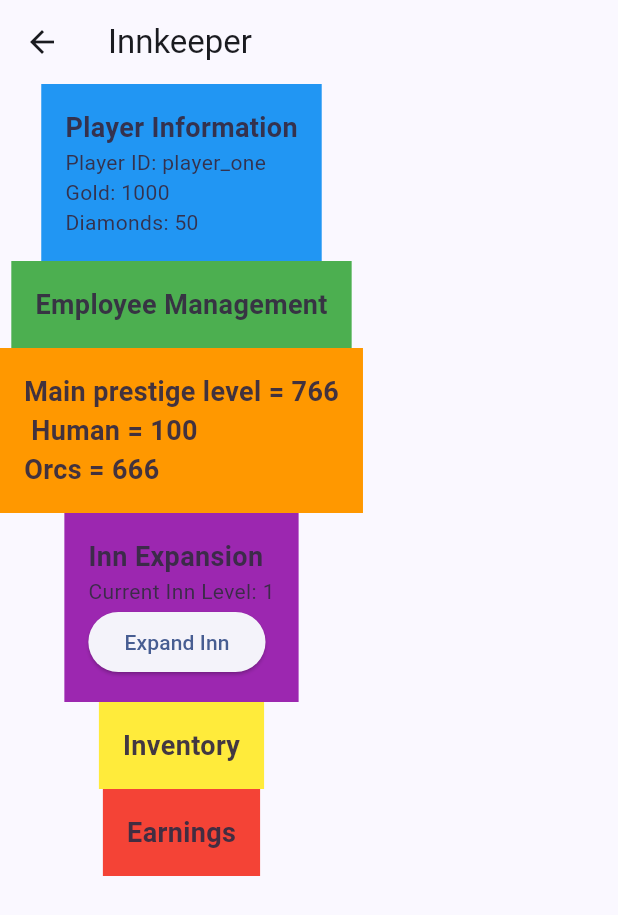
After one commit to ihashand/Idle_Tavern_Rpg, a Flutter app: the InnkeeperScreen screen opened directly, on a phone screen of 412 x 824 dp. The commit adds this screen. Shown: the top 915 px of the screen. Run offline on Flutter 3.47's test engine with Material 2 defaults, Android fonts, the phone set to English and light mode, and no system bars; our stand-ins replace audioplayers, easy_localization, firebase_core, go_router, google_mobile_ads, in_app_purchase and 1 more; missing offline and left inert: games_services; accounts and stored records are empty.

Commit message:
Ui_inkeeper (#15)
User interface for the innkeeper. This is a general outline of the innkeeper or our player. It is needed to design individual modules, such as task handling.
Classes created:
- employee
- item (as a single item, I haven't done support for many yet)
- main_prestige_level
- prestige_level
- player

```diff
--- /dev/null
+++ b/lib/src/playable_screens/innkeeper_screen.dart
@@ -0,0 +1,193 @@
+import 'package:flutter/material.dart';
+import 'package:game_template/src/temporary_database/tavern/tavern_models/employee.dart';
+import 'package:game_template/src/temporary_database/tavern/tavern_data/employees_data.dart';
+import 'package:game_template/src/temporary_database/tavern/tavern_data/inventory_data.dart';
+import 'package:game_template/src/temporary_database/tavern/tavern_models/item.dart';
+import 'package:game_template/src/temporary_database/tavern/tavern_models/main_prestige_level.dart';
+import 'package:game_template/src/temporary_database/tavern/tavern_data/main_prestige_level_data.dart';
+import 'package:game_template/src/temporary_database/tavern/tavern_models/player.dart';
+import 'package:game_template/src/temporary_database/tavern/tavern_data/player_one_data.dart';
+
+class InnkeeperScreen extends StatefulWidget {
+  const InnkeeperScreen({super.key});
+
+  @override
+  _InnkeeperState createState() => _InnkeeperState();
+}
+
+//Temporary data, ill move it aft workint /patrys
+Map<String, int> earnings = {'Quests': 200, 'Tavern Sales': 300};
+int innLevel = 1;
+
+class _InnkeeperState extends State<InnkeeperScreen> {
+  @override
+  Widget build(BuildContext context) {
+    return Scaffold(
+      appBar: AppBar(
+        title: Text('Innkeeper'),
+      ),
+      body: SingleChildScrollView(
+        child: Column(
+          children: [
+            PlayerInfoSection(
+                player_one), // there is second for test named player_two
+            EmployeeManagementSection(employees),
+            PrestigeLevelSection(mainPrestigeLevel),
+            InnExpansionSection(innLevel),
+            InventorySection(inventory),
+            EarningsSection(earnings),
+          ],
+        ),
+      ),
+    );
+  }
+}
+
+class PlayerInfoSection extends StatelessWidget {
+  final Player player;
+  const PlayerInfoSection(this.player, {super.key});
+
+  @override
+  Widget build(BuildContext context) {
+    return Container(
+      padding: EdgeInsets.all(16.0),
+      color: Colors.blue,
+      child: Column(
+        crossAxisAlignment: CrossAxisAlignment.start,
+        children: [
+          Text('Player Information',
+              style: TextStyle(fontSize: 18.0, fontWeight: FontWeight.bold)),
+          Text('Player ID: ${player.id}'),
+          Text('Gold: ${player.gold}'),
+          Text('Diamonds: ${player.diamonds}'),
+        ],
+      ),
+    );
+  }
+}
+
+class EmployeeManagementSection extends StatelessWidget {
+  final List<Employee> employees;
+  const EmployeeManagementSection(this.employees, {super.key});
+
+  void hireEmployee(Employee employee) {
+    // Logic for hiring an employee
+  }
+
+  void fireEmployee(Employee employee) {
+    // Logic for firing an employee
+  }
+
+  @override
+  Widget build(BuildContext context) {
+    return Container(
+      padding: EdgeInsets.all(16.0),
+      color: Colors.green,
+      child: Column(
+        crossAxisAlignment: CrossAxisAlignment.start,
+        children: const [
+          Text('Employee Management',
+              style: TextStyle(fontSize: 18.0, fontWeight: FontWeight.bold)),
+          // Add an interface for managing employees, such as a list of employees, buttons for hiring and firing
+        ],
+      ),
+    );
+  }
+}
+
+class PrestigeLevelSection extends StatelessWidget {
+  const PrestigeLevelSection(MainPrestigeLevel mainPrestigeLevel, {super.key});
+
+  @override
+  Widget build(BuildContext context) {
+    return Container(
+      padding: EdgeInsets.all(16.0),
+      color: Colors.orange,
+      child: Column(
+        crossAxisAlignment: CrossAxisAlignment.start,
+        children: [
+          Text(
+            "Main prestige level = ${mainPrestigeLevel.prestige.toString()}\n Human = ${mainPrestigeLevel.prestigesLeves[0].prestige}\nOrcs = ${mainPrestigeLevel.prestigesLeves[1].prestige}",
+            style: TextStyle(fontSize: 18.0, fontWeight: FontWeight.bold),
+          )
+
+          // Add an interface to display prestige levels, such as a list for different races.
+        ],
+      ),
+    );
+  }
+}
+
+class InnExpansionSection extends StatelessWidget {
+  final int innLevel;
+  const InnExpansionSection(this.innLevel, {super.key});
+
+  void expandInn(int newLevel) {
+    // Logic to expand the inn
+  }
+
+  @override
+  Widget build(BuildContext context) {
+    return Container(
+      padding: EdgeInsets.all(16.0),
+      color: Colors.purple,
+      child: Column(
+        crossAxisAlignment: CrossAxisAlignment.start,
+        children: [
+          Text('Inn Expansion',
+              style: TextStyle(fontSize: 18.0, fontWeight: FontWeight.bold)),
+          Text('Current Inn Level: $innLevel'),
+          ElevatedButton(
+            onPressed: () {
+              expandInn(innLevel + 1);
+            },
+            child: Text('Expand Inn'),
+          ),
+          // Add more interface to inn expansion
+        ],
+      ),
+    );
+  }
+}
+
+class InventorySection extends StatelessWidget {
+  final List<Item> inventory;
+  const InventorySection(this.inventory, {super.key});
+
+  @override
+  Widget build(BuildContext context) {
+    return Container(
+      padding: EdgeInsets.all(16.0),
+      color: Colors.yellow,
+      child: Column(
+        crossAxisAlignment: CrossAxisAlignment.start,
+        children: const [
+          Text('Inventory',
+              style: TextStyle(fontSize: 18.0, fontWeight: FontWeight.bold)),
+          // Add an interface for inventory management, such as a list of items
+        ],
+      ),
+    );
+  }
+}
+
+class EarningsSection extends StatelessWidget {
+  final Map<String, int> earnings;
+  const EarningsSection(this.earnings, {super.key});
+
+  @override
+  Widget build(BuildContext context) {
+    return Container(
+      padding: EdgeInsets.all(16.0),
+      color: Colors.red,
+      child: Column(
+        crossAxisAlignment: CrossAxisAlignment.start,
+        children: const [
+          Text('Earnings',
+              style: TextStyle(fontSize: 18.0, fontWeight: FontWeight.bold)),
+          // Add an interface to display earnings information, such as a list of earnings sources.
+        ],
+      ),
+    );
+  }
+}
--- a/lib/src/playable_screens/quests_screen.dart
+++ b/lib/src/playable_screens/quests_screen.dart
@@ -2,7 +2,6 @@ import 'package:easy_localization/easy_localization.dart';
 import 'package:flutter/material.dart';
 import 'package:game_template/src/playable_screens/tavern_screen.dart';
 import 'package:game_template/src/temporary_database/quests/available_quests_data.dart';
-import 'package:game_template/src/temporary_database/quests/categories_data.dart';
 import 'package:game_template/src/temporary_database/quests/quest.dart';
 import 'package:game_template/src/temporary_database/quests/reward.dart';
 import 'dart:async';
--- a/lib/src/playable_screens/tavern_screen.dart
+++ b/lib/src/playable_screens/tavern_screen.dart
@@ -9,7 +9,10 @@ class TavernScreen extends StatelessWidget {
       ),
       body: Center(
         child: Text('This is the Main Hall Screen'),
+
       ),
+
     );
+
   }
 }
--- a/lib/src/temporary_database/quests/rewards_data.dart
+++ b/lib/src/temporary_database/quests/rewards_data.dart
@@ -1,4 +1,3 @@
-import 'package:game_template/src/playable_screens/quests_screen.dart';
 import 'package:game_template/src/temporary_database/quests/reward.dart';
 
 List<Reward> rewards = [
--- /dev/null
+++ b/lib/src/temporary_database/tavern/tavern_data/employees_data.dart
@@ -0,0 +1,3 @@
+import 'package:game_template/src/temporary_database/tavern/tavern_models/employee.dart';
+
+List<Employee> employees = [];
--- /dev/null
+++ b/lib/src/temporary_database/tavern/tavern_data/inventory_data.dart
@@ -0,0 +1,3 @@
+import 'package:game_template/src/temporary_database/tavern/tavern_models/item.dart';
+
+List<Item> inventory = [];
--- /dev/null
+++ b/lib/src/temporary_database/tavern/tavern_data/main_prestige_level_data.dart
@@ -0,0 +1,5 @@
+import 'package:game_template/src/temporary_database/tavern/tavern_models/main_prestige_level.dart';
+import 'package:game_template/src/temporary_database/tavern/tavern_data/prestige_list_data.dart';
+
+MainPrestigeLevel mainPrestigeLevel = MainPrestigeLevel(
+    prestigeList, prestigeList[0].prestige + prestigeList[1].prestige);
--- /dev/null
+++ b/lib/src/temporary_database/tavern/tavern_data/player_one_data.dart
@@ -0,0 +1,5 @@
+import 'package:game_template/src/temporary_database/tavern/tavern_data/main_prestige_level_data.dart';
+import 'package:game_template/src/temporary_database/tavern/tavern_models/player.dart';
+
+Player player_one = Player('player_one', 1000, 50, [], [], mainPrestigeLevel);
+Player player_two = Player('player_two', 9876, 123, [], [], mainPrestigeLevel);
--- /dev/null
+++ b/lib/src/temporary_database/tavern/tavern_data/prestige_level_humans_data.dart
@@ -0,0 +1,4 @@
+import 'package:game_template/src/temporary_database/tavern/tavern_models/prestige_level.dart';
+
+PrestigeLevel prestigeLevelHumans = PrestigeLevel("id=1", "Human", 100);
+PrestigeLevel prestigeLevelOrcs = PrestigeLevel("id=2", "Orcs", 666);
--- /dev/null
+++ b/lib/src/temporary_database/tavern/tavern_data/prestige_list_data.dart
@@ -0,0 +1,4 @@
+import 'package:game_template/src/temporary_database/tavern/tavern_models/prestige_level.dart';
+import 'package:game_template/src/temporary_database/tavern/tavern_data/prestige_level_humans_data.dart';
+
+List<PrestigeLevel> prestigeList = [prestigeLevelHumans, prestigeLevelOrcs];
--- /dev/null
+++ b/lib/src/temporary_database/tavern/tavern_models/employee.dart
@@ -0,0 +1,3 @@
+class Employee {
+  // Klasy dla pracowników
+}
--- /dev/null
+++ b/lib/src/temporary_database/tavern/tavern_models/item.dart
@@ -0,0 +1,3 @@
+class Item {
+  // Klasa dla przedmiotów
+}
--- /dev/null
+++ b/lib/src/temporary_database/tavern/tavern_models/main_prestige_level.dart
@@ -0,0 +1,8 @@
+import 'package:game_template/src/temporary_database/tavern/tavern_models/prestige_level.dart';
+
+class MainPrestigeLevel {
+  List<PrestigeLevel> prestigesLeves;
+  int prestige;
+
+  MainPrestigeLevel(this.prestigesLeves, this.prestige);
+}
--- /dev/null
+++ b/lib/src/temporary_database/tavern/tavern_models/player.dart
@@ -0,0 +1,15 @@
+import 'package:game_template/src/temporary_database/tavern/tavern_models/employee.dart';
+import 'package:game_template/src/temporary_database/tavern/tavern_models/item.dart';
+import 'package:game_template/src/temporary_database/tavern/tavern_models/main_prestige_level.dart';
+
+class Player {
+  final String id;
+  int gold;
+  int diamonds;
+  List<Employee> employees;
+  List<Item> items;
+  MainPrestigeLevel mainPrestigeLevel;
+
+  Player(this.id, this.gold, this.diamonds, this.employees, this.items,
+      this.mainPrestigeLevel);
+}
--- /dev/null
+++ b/lib/src/temporary_database/tavern/tavern_models/prestige_level.dart
@@ -0,0 +1,7 @@
+class PrestigeLevel {
+  final String id;
+  String race;
+  int prestige;
+
+  PrestigeLevel(this.id, this.race, this.prestige);
+}
--- a/lib/src/town_menu/town_menu_screen.dart
+++ b/lib/src/town_menu/town_menu_screen.dart
@@ -1,5 +1,6 @@
 import 'package:easy_localization/easy_localization.dart';
 import 'package:flutter/material.dart';
+import 'package:game_template/src/playable_screens/innkeeper_screen.dart';
 import 'package:game_template/src/playable_screens/quests_screen.dart';
 import '../playable_screens/tavern_screen.dart';
 import '../playable_screens/rooms_screen.dart';
@@ -54,6 +55,8 @@ class _TownMenuScreenState extends State<TownMenuScreen> {
                     KitchenScreen()),
                 _buildMenuItem(context, 'quests'.tr(), Icons.question_mark, 5,
                     QuestsScreen()),
+                _buildMenuItem(context, 'innkeeper'.tr(), Icons.question_mark,
+                    6, InnkeeperScreen()),
               ],
             ),
           ),
@@ -130,6 +133,11 @@ class _TownMenuScreenState extends State<TownMenuScreen> {
                   context,
                   MaterialPageRoute(builder: (context) => QuestsScreen()),
                 );
+              case 6:
+                Navigator.push(
+                  context,
+                  MaterialPageRoute(builder: (context) => InnkeeperScreen()),
+                );
                 break;
             }
           }
```
